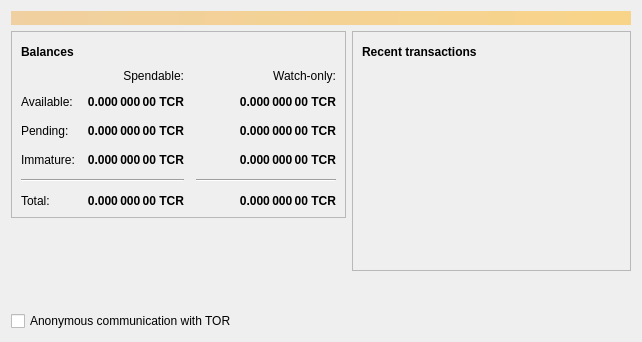
First picture: the form in src/qt/forms/overviewpage.ui, repository tecracoin/tecracoin, before the edit.
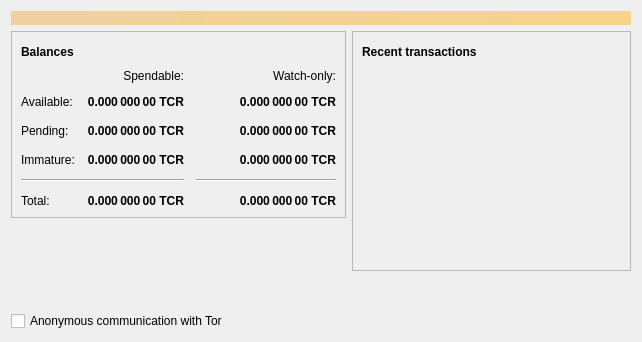
Second picture: the form after the edit. Icons and pictures are not drawn.

The edit to the form file:
```diff
--- a/src/qt/forms/overviewpage.ui
+++ b/src/qt/forms/overviewpage.ui
@@ -425,7 +425,7 @@
           <bool>true</bool>
          </property>
          <property name="text">
-          <string>Anonymous communication with TOR</string>
+          <string>Anonymous communication with Tor</string>
          </property>
          <property name="checked">
           <bool>false</bool>
```
